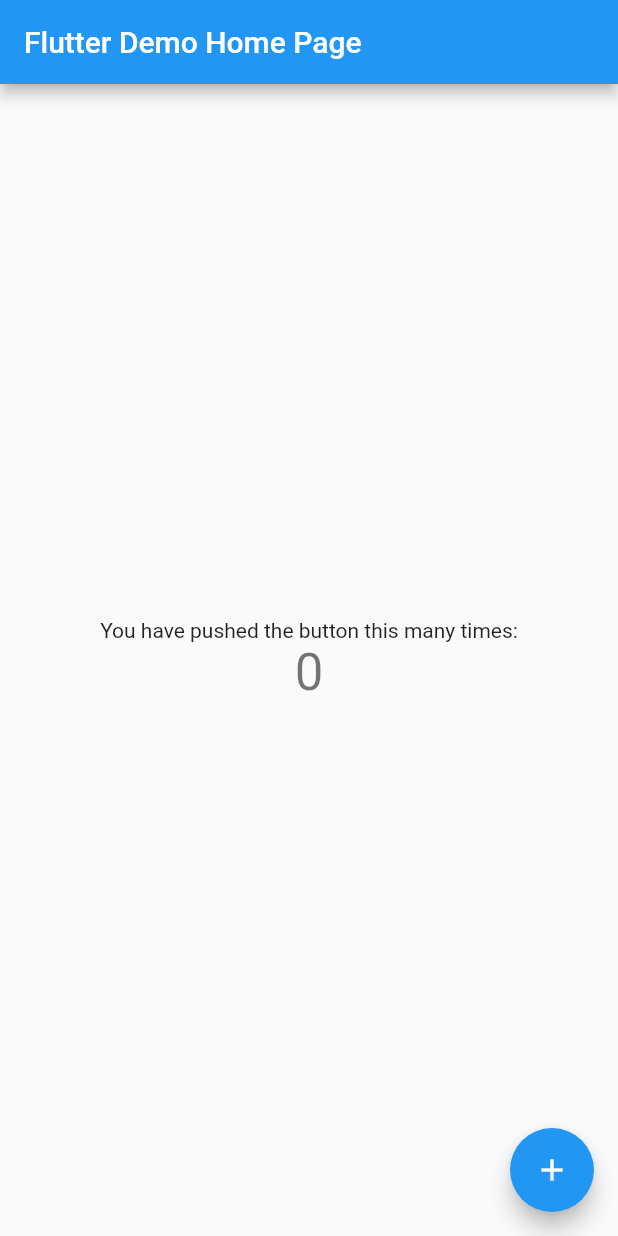
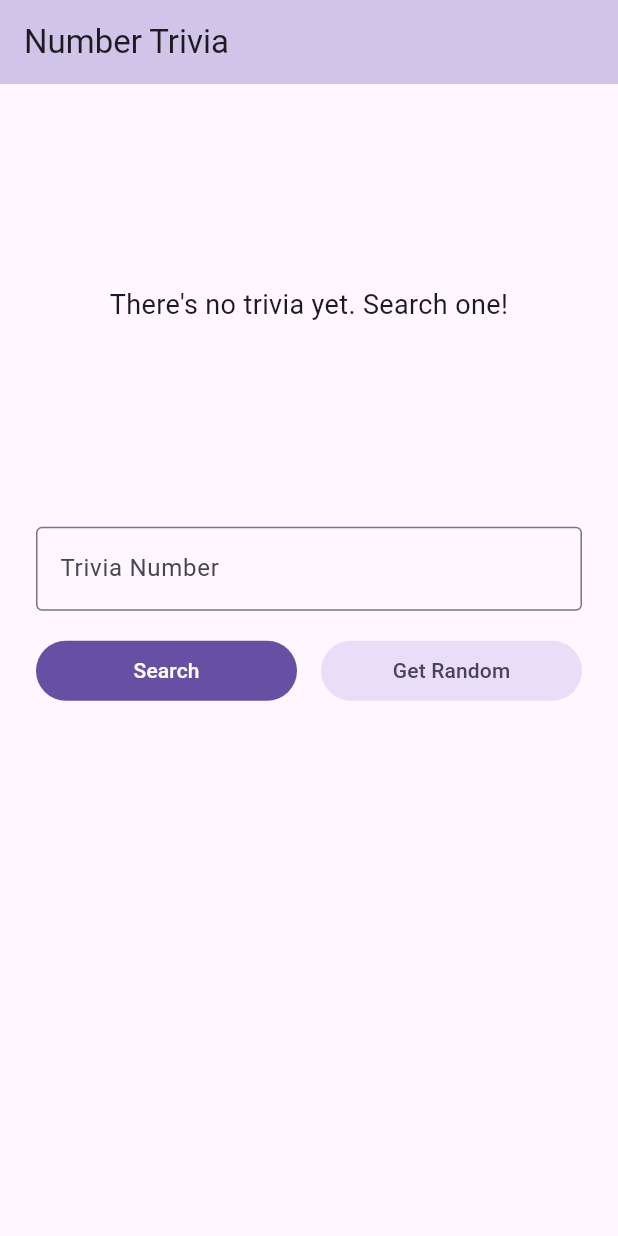
Before and after one commit to alvaro-jrr/clean_architecture, a Flutter app: the screen it shows after launch, on a phone screen of 412 x 824 dp. Run offline on Flutter 3.47's test engine with Material 2 defaults, Android fonts, the phone set to English and light mode, and no system bars; our stand-ins replace bloc, dartz, equatable, flutter_bloc, get_it, internet_connection_checker and 1 more.

Commit message:
refactor number trivia bloc and create page

```diff
--- a/lib/features/number_trivia/presentation/bloc/number_trivia_bloc.dart
+++ b/lib/features/number_trivia/presentation/bloc/number_trivia_bloc.dart
@@ -27,8 +27,7 @@ class NumberTriviaBloc extends Bloc<NumberTriviaEvent, NumberTriviaState> {
     required this.getRandomNumberTrivia,
     required this.inputConverter,
   }) : super(Empty()) {
-    on<NumberTriviaEvent>((event, emit) async {
-      if (event is GetTriviaForConcreteNumber) {
+    on<GetTriviaForConcreteNumber>((event, emit) async {
       final inputEither =
           inputConverter.stringToUnsignedInteger(event.numberString);
 
@@ -43,15 +42,14 @@ class NumberTriviaBloc extends Bloc<NumberTriviaEvent, NumberTriviaState> {
           _eitherLoadedOrErrorState(failureOrTrivia, emit);
         },
       );
-      }
+    });
 
-      if (event is GetTriviaForRandomNumber) {
+    on<GetTriviaForRandomNumber>((event, emit) async {
       emit(Loading());
 
       final failureOrTrivia = await getRandomNumberTrivia(NoParams());
 
       _eitherLoadedOrErrorState(failureOrTrivia, emit);
-      }
     });
   }
 
--- /dev/null
+++ b/lib/features/number_trivia/presentation/pages/number_trivia_page.dart
@@ -0,0 +1,73 @@
+import 'package:flutter/material.dart';
+import 'package:flutter_bloc/flutter_bloc.dart';
+
+import 'package:clean_architecture/injection_container.dart';
+import 'package:clean_architecture/features/number_trivia/presentation/bloc/bloc.dart';
+import 'package:clean_architecture/features/number_trivia/presentation/widgets/widgets.dart';
+
+class NumberTriviaPage extends StatelessWidget {
+  const NumberTriviaPage({super.key});
+
+  @override
+  Widget build(BuildContext context) {
+    return Scaffold(
+      appBar: AppBar(
+        title: const Text('Number Trivia'),
+        backgroundColor: Colors.deepPurple.shade100,
+      ),
+      body: BlocProvider(
+        create: (_) => sl<NumberTriviaBloc>(),
+        child: SingleChildScrollView(
+          padding: const EdgeInsets.all(24),
+          child: _Body(),
+        ),
+      ),
+    );
+  }
+}
+
+class _Body extends StatelessWidget {
+  @override
+  Widget build(BuildContext context) {
+    return Column(
+      children: [
+        // Top half
+        _Content(),
+        const SizedBox(height: 24),
+
+        // Bottom half
+        const TriviaControls(),
+      ],
+    );
+  }
+}
+
+class _Content extends StatelessWidget {
+  @override
+  Widget build(BuildContext context) {
+    final size = MediaQuery.of(context).size;
+
+    return SizedBox(
+      height: size.height * 0.3,
+      child: BlocBuilder<NumberTriviaBloc, NumberTriviaState>(
+        builder: (context, state) {
+          if (state is Loading) {
+            return const Center(child: CircularProgressIndicator());
+          }
+
+          if (state is Error) {
+            return MessageDisplay(message: state.message);
+          }
+
+          if (state is Loaded) {
+            return TriviaDisplay(state.trivia);
+          }
+
+          return const MessageDisplay(
+            message: 'There\'s no trivia yet. Search one!',
+          );
+        },
+      ),
+    );
+  }
+}
--- /dev/null
+++ b/lib/features/number_trivia/presentation/widgets/message_display.dart
@@ -0,0 +1,22 @@
+import 'package:flutter/material.dart';
+
+class MessageDisplay extends StatelessWidget {
+  final String message;
+
+  const MessageDisplay({super.key, required this.message});
+
+  @override
+  Widget build(BuildContext context) {
+    return Center(
+      child: Text(
+        message,
+        textAlign: TextAlign.center,
+        style: const TextStyle(
+          fontSize: 18,
+        ),
+        maxLines: 2,
+        overflow: TextOverflow.ellipsis,
+      ),
+    );
+  }
+}
--- /dev/null
+++ b/lib/features/number_trivia/presentation/widgets/trivia_controls.dart
@@ -0,0 +1,69 @@
+import 'package:flutter/material.dart';
+import 'package:flutter_bloc/flutter_bloc.dart';
+
+import 'package:clean_architecture/features/number_trivia/presentation/bloc/bloc.dart';
+
+class TriviaControls extends StatefulWidget {
+  const TriviaControls({super.key});
+
+  @override
+  State<TriviaControls> createState() => TriviaControlsState();
+}
+
+class TriviaControlsState extends State<TriviaControls> {
+  final controller = TextEditingController();
+  String inputStr = '';
+
+  @override
+  Widget build(BuildContext context) {
+    return Column(
+      children: [
+        TextField(
+          controller: controller,
+          decoration: const InputDecoration(
+            border: OutlineInputBorder(),
+            label: Text('Trivia Number'),
+            hintText: 'eg: 7',
+          ),
+          keyboardType: TextInputType.number,
+          onChanged: (value) => inputStr = value,
+          onSubmitted: (_) => addConcrete(),
+        ),
+        const SizedBox(height: 16),
+        Row(
+          children: [
+            Expanded(
+              child: FilledButton(
+                onPressed: addConcrete,
+                child: const Text('Search'),
+              ),
+            ),
+            const SizedBox(width: 16),
+            Expanded(
+              child: FilledButton.tonal(
+                onPressed: addRandom,
+                child: const Text('Get Random'),
+              ),
+            ),
+          ],
+        ),
+      ],
+    );
+  }
+
+  void addConcrete() {
+    // Clear number field
+    controller.clear();
+
+    BlocProvider.of<NumberTriviaBloc>(context, listen: false)
+        .add(GetTriviaForConcreteNumber(inputStr));
+  }
+
+  void addRandom() {
+    // Clear number field
+    controller.clear();
+
+    BlocProvider.of<NumberTriviaBloc>(context, listen: false)
+        .add(GetTriviaForRandomNumber());
+  }
+}
--- /dev/null
+++ b/lib/features/number_trivia/presentation/widgets/trivia_display.dart
@@ -0,0 +1,40 @@
+import 'package:flutter/material.dart';
+
+import 'package:clean_architecture/features/number_trivia/domain/entities/number_trivia.dart';
+
+class TriviaDisplay extends StatelessWidget {
+  final NumberTrivia numberTrivia;
+
+  const TriviaDisplay(this.numberTrivia, {super.key});
+
+  @override
+  Widget build(BuildContext context) {
+    return Center(
+      child: Column(
+        mainAxisAlignment: MainAxisAlignment.center,
+        children: [
+          Text(
+            '${numberTrivia.number}',
+            textAlign: TextAlign.center,
+            style: const TextStyle(
+              fontSize: 48,
+              fontWeight: FontWeight.bold,
+            ),
+          ),
+          const SizedBox(height: 8),
+          Expanded(
+            child: SingleChildScrollView(
+              child: Text(
+                numberTrivia.text,
+                textAlign: TextAlign.center,
+                style: const TextStyle(
+                  fontSize: 18,
+                ),
+              ),
+            ),
+          )
+        ],
+      ),
+    );
+  }
+}
--- /dev/null
+++ b/lib/features/number_trivia/presentation/widgets/widgets.dart
@@ -0,0 +1,3 @@
+export 'message_display.dart';
+export 'trivia_controls.dart';
+export 'trivia_display.dart';
--- a/lib/main.dart
+++ b/lib/main.dart
@@ -1,8 +1,10 @@
+import 'package:clean_architecture/features/number_trivia/presentation/pages/number_trivia_page.dart';
 import 'package:flutter/material.dart';
 
 import 'package:clean_architecture/injection_container.dart' as di;
 
 void main() async {
+  WidgetsFlutterBinding.ensureInitialized();
   await di.init();
   runApp(const MyApp());
 }
@@ -10,109 +12,13 @@ void main() async {
 class MyApp extends StatelessWidget {
   const MyApp({super.key});
 
-  // This widget is the root of your application.
   @override
   Widget build(BuildContext context) {
     return MaterialApp(
-      title: 'Flutter Demo',
-      theme: ThemeData(
-        // This is the theme of your application.
-        //
-        // Try running your application with "flutter run". You'll see the
-        // application has a blue toolbar. Then, without quitting the app, try
-        // changing the primarySwatch below to Colors.green and then invoke
-        // "hot reload" (press "r" in the console where you ran "flutter run",
-        // or simply save your changes to "hot reload" in a Flutter IDE).
-        // Notice that the counter didn't reset back to zero; the application
-        // is not restarted.
-        primarySwatch: Colors.blue,
-      ),
-      home: const MyHomePage(title: 'Flutter Demo Home Page'),
+      debugShowCheckedModeBanner: false,
+      title: 'Number Trivia',
+      home: const NumberTriviaPage(),
+      theme: ThemeData.light(useMaterial3: true).copyWith(),
     );
   }
 }
-
-class MyHomePage extends StatefulWidget {
-  const MyHomePage({super.key, required this.title});
-
-  // This widget is the home page of your application. It is stateful, meaning
-  // that it has a State object (defined below) that contains fields that affect
-  // how it looks.
-
-  // This class is the configuration for the state. It holds the values (in this
-  // case the title) provided by the parent (in this case the App widget) and
-  // used by the build method of the State. Fields in a Widget subclass are
-  // always marked "final".
-
-  final String title;
-
-  @override
-  State<MyHomePage> createState() => _MyHomePageState();
-}
-
-class _MyHomePageState extends State<MyHomePage> {
-  int _counter = 0;
-
-  void _incrementCounter() {
-    setState(() {
-      // This call to setState tells the Flutter framework that something has
-      // changed in this State, which causes it to rerun the build method below
-      // so that the display can reflect the updated values. If we changed
-      // _counter without calling setState(), then the build method would not be
-      // called again, and so nothing would appear to happen.
-      _counter++;
-    });
-  }
-
-  @override
-  Widget build(BuildContext context) {
-    // This method is rerun every time setState is called, for instance as done
-    // by the _incrementCounter method above.
-    //
-    // The Flutter framework has been optimized to make rerunning build methods
-    // fast, so that you can just rebuild anything that needs updating rather
-    // than having to individually change instances of widgets.
-    return Scaffold(
-      appBar: AppBar(
-        // Here we take the value from the MyHomePage object that was created by
-        // the App.build method, and use it to set our appbar title.
-        title: Text(widget.title),
-      ),
-      body: Center(
-        // Center is a layout widget. It takes a single child and positions it
-        // in the middle of the parent.
-        child: Column(
-          // Column is also a layout widget. It takes a list of children and
-          // arranges them vertically. By default, it sizes itself to fit its
-          // children horizontally, and tries to be as tall as its parent.
-          //
-          // Invoke "debug painting" (press "p" in the console, choose the
-          // "Toggle Debug Paint" action from the Flutter Inspector in Android
-          // Studio, or the "Toggle Debug Paint" command in Visual Studio Code)
-          // to see the wireframe for each widget.
-          //
-          // Column has various properties to control how it sizes itself and
-          // how it positions its children. Here we use mainAxisAlignment to
-          // center the children vertically; the main axis here is the vertical
-          // axis because Columns are vertical (the cross axis would be
-          // horizontal).
-          mainAxisAlignment: MainAxisAlignment.center,
-          children: <Widget>[
-            const Text(
-              'You have pushed the button this many times:',
-            ),
-            Text(
-              '$_counter',
-              style: Theme.of(context).textTheme.headlineMedium,
-            ),
-          ],
-        ),
-      ),
-      floatingActionButton: FloatingActionButton(
-        onPressed: _incrementCounter,
-        tooltip: 'Increment',
-        child: const Icon(Icons.add),
-      ), // This trailing comma makes auto-formatting nicer for build methods.
-    );
-  }
-}
--- a/pubspec.yaml
+++ b/pubspec.yaml
@@ -41,6 +41,7 @@ dependencies:
     shared_preferences: ^2.0.20
     internet_connection_checker: ^1.0.0+1
     bloc: ^8.1.1
+    flutter_bloc: ^8.1.2
 
 dev_dependencies:
     flutter_test:
```
Also changed, not shown: pubspec.lock. Lines whose indentation alone changed are shown as unchanged.
